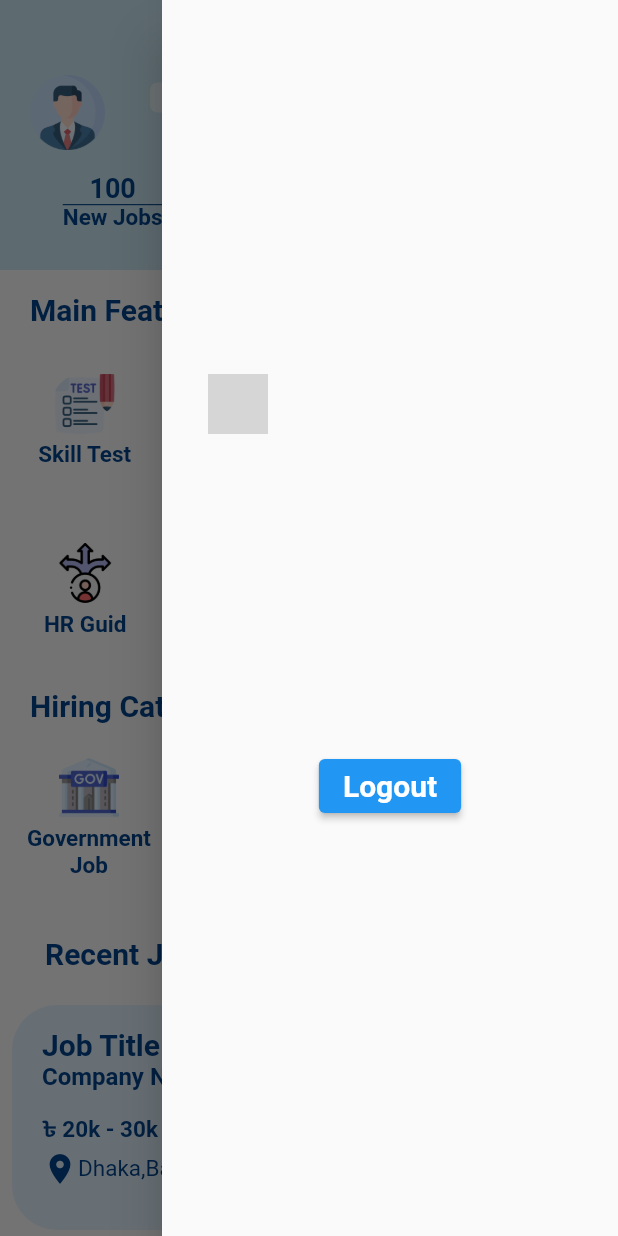
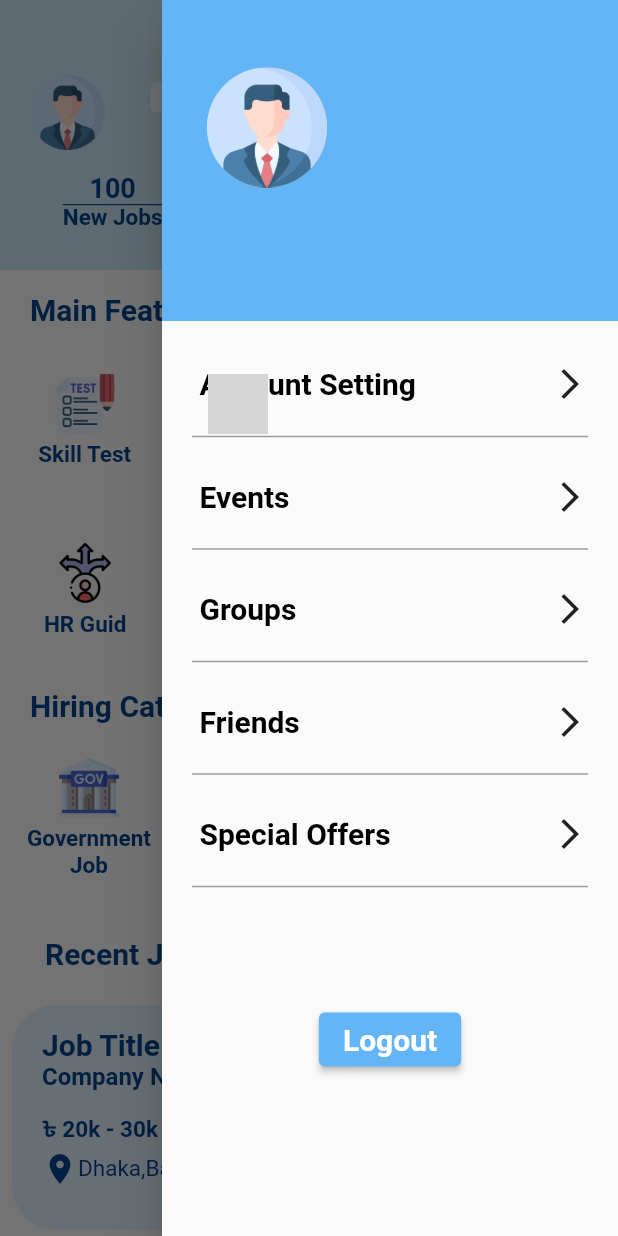
Before and after one commit to Mosaidur/Job-Skeers, a Flutter app: the JobSeekerHomePage screen opened directly, with the side drawer open, on a phone screen of 412 x 824 dp. Run offline on Flutter 3.47's test engine with Material 3 defaults, Android fonts, the phone set to English and light mode, and no system bars; our stand-ins replace email_validator, intl_phone_field, shared_preferences; missing offline and left inert: multiselect_dropdown_flutter; accounts and stored records are empty; grey boxes are pictures that could not be loaded.

Commit message:
22th commite

```diff
--- a/jobskeers/lib/Job_Seeker/Pages/Home Page/JobSeekerHomePage.dart
+++ b/jobskeers/lib/Job_Seeker/Pages/Home Page/JobSeekerHomePage.dart
@@ -10,6 +10,7 @@ import 'Widgets/HiringCategoryInRow.dart';
 import 'Widgets/HomePageJobList.dart';
 import 'Widgets/Main_feature.dart';
 import '../Browse Jobs/BrowseJobsListPage.dart';
+import 'Widgets/ManuDrawer.dart';
 
 class JobSeekerHomePage extends StatefulWidget {
   JobSeekerHomePage({Key? key});
@@ -352,65 +353,7 @@ class _JobSeekerHomePageState extends State<JobSeekerHomePage> {
           ],
         ),
       ),
-      endDrawer: Drawer(
-        child: Column(
-          children: [
-            Center(
-              child: Container(
-                height: 500,
-                color: Colors.redAccent,
-                child: Text(
-                  userID ?? "No UserID",
-                  style: TextStyle(
-                      fontSize: 90,
-                      fontWeight: FontWeight.bold
-                  ),
-                ),
-              ),
-            ),
-
-            ElevatedButton(
-                onPressed: ()  async {
-
-                  if (userID != null) {
-                    await _remove_USERID_Preferences();
-                    Navigator.pushReplacement(
-                      context,
-                      MaterialPageRoute(builder: (context) => SelectLoginScreen()),
-                    );
-                  } else {
-                    // Perform logout logic here
-                    Future.delayed(Duration.zero, () {
-                      CustomSnackBar.show(
-                        context,
-                        message: 'Some unexpected issue happends',
-                        backgroundColor: Colors.green.shade400,
-                        // Set your desired background color
-                        actionLabel: 'Logout failed.',
-                        iconData: Icons.error,
-                        onActionPressed: () {
-                          // Handle action press
-                          Navigator.of(context).pop; // or any other action
-                        },
-                      );
-                    });
-                  }
-                },
-                style: ElevatedButton.styleFrom(
-                  primary: Colors.blue, // Change this color to your desired color
-                ),
-                child: Text(
-                  "Logout",
-                  style: TextStyle(
-                    fontWeight: FontWeight.bold,
-                    fontSize: 20
-
-                  ),
-                )
-            )
-          ],
-        ),
-      ),
+      endDrawer: ManuDrawer(),
     );
   }
 }
--- /dev/null
+++ b/jobskeers/lib/Job_Seeker/Pages/Home Page/Widgets/ManuDrawer.dart
@@ -0,0 +1,286 @@
+
+
+import 'package:flutter/cupertino.dart';
+import 'package:flutter/material.dart';
+import 'package:shared_preferences/shared_preferences.dart';
+
+import '../../../../Select_LogInScreen.dart';
+import '../../../CustomSnackbar.dart';
+
+class ManuDrawer extends StatefulWidget {
+  const ManuDrawer({super.key});
+
+  @override
+  State<ManuDrawer> createState() => _ManuDrawerState();
+}
+
+class _ManuDrawerState extends State<ManuDrawer> {
+  // getting the value of shared preferances
+  late SharedPreferences sprefs;
+
+  String? userID;
+  String? userName;
+  String? userEmail;
+  String? userPhone;
+
+  @override
+  void initState() {
+    super.initState();
+    _load_USERID_Preferences();
+  }
+
+  _load_USERID_Preferences() async {
+    sprefs = await SharedPreferences.getInstance();
+    setState(() {
+      userID = sprefs.getString("USERID");
+      userName = sprefs.getString("USERNAME");
+      userEmail = sprefs.getString("USEREMAIL");
+      userPhone = sprefs.getString("USERPHONENO");
+    });
+  }
+
+  _remove_USERID_Preferences() async {
+    sprefs = await SharedPreferences.getInstance();
+    sprefs.remove("USERID");
+
+  }
+
+  @override
+  Widget build(BuildContext context) {
+    return Drawer(
+        child: Column(
+          children: [
+            // Center(
+            //   child: Container(
+            //     // height: 500,
+            //     color: Colors.redAccent,
+            //     child: Text(
+            //       userID ?? "No UserID",
+            //       style: TextStyle(
+            //           fontSize: 90,
+            //           fontWeight: FontWeight.bold
+            //       ),
+            //     ),
+            //   ),
+            // ),
+
+            Container(
+              width: MediaQuery.of(context).size.width,
+              // height: 220,
+              alignment: AlignmentDirectional.centerStart,
+              decoration: BoxDecoration(
+                color: Colors.blue.shade300,
+              ),
+              child: Padding(
+                padding: const EdgeInsets.fromLTRB(30,45,0,15),
+                child: Column(
+                  crossAxisAlignment: CrossAxisAlignment.start,
+                  children: [
+
+                    //Image
+                    Container(
+                      height: 80,
+                      width: 80,
+                      decoration: BoxDecoration(
+                        shape: BoxShape.circle,
+                        color: Colors.blue.shade100
+                      ),
+                      child: Image.asset("assets/icons/man_logo.png",),
+                    ),
+                    SizedBox(height: 10,),
+
+                    Column(
+                      crossAxisAlignment: CrossAxisAlignment.start,
+                      children: [
+                        //Name
+                        Text(userName!,
+                          textAlign: TextAlign.start,
+                          softWrap: true,
+                          overflow: TextOverflow.ellipsis,
+                          maxLines: 1,
+                          style: TextStyle(
+                              color: Colors.white,
+                              fontWeight: FontWeight.bold,
+                              fontSize: 20),
+                        ),
+                        SizedBox(height: 5,),
+
+                        //Email
+                        Text(userEmail!,
+                          textAlign: TextAlign.start,
+                          softWrap: true,
+                          overflow: TextOverflow.ellipsis,
+                          maxLines: 1,
+                          style: TextStyle(
+                              color: Colors.white,
+                              fontWeight: FontWeight.bold,
+                              fontSize: 15),
+                        ),
+
+                        //Phone Number
+                        Text(userPhone!,
+                          textAlign: TextAlign.start,
+                          softWrap: true,
+                          overflow: TextOverflow.ellipsis,
+                          maxLines: 1,
+                          style: TextStyle(
+                              color: Colors.white,
+                              fontWeight: FontWeight.bold,
+                              fontSize: 15),
+                        ),
+                      ],
+                    )
+                  ],
+                ),
+              ),
+            ),
+
+            SizedBox(height: 10,),
+
+            //Account Setting
+            Padding(
+              padding: const EdgeInsets.fromLTRB(25,20,20,15),
+              child: Row(
+                mainAxisAlignment: MainAxisAlignment.spaceBetween,
+                children: [
+                  Text("Account Setting",
+                    style: TextStyle(
+                      color: Colors.black,
+                      fontSize: 20,
+                      fontWeight: FontWeight.bold
+                    ),
+                  ),
+
+                  Icon(Icons.arrow_forward_ios)
+                ],
+              ),
+            ),
+            Divider(color: Colors.grey,thickness: 1,indent: 20,endIndent: 20,),
+
+            //Event
+            Padding(
+              padding: const EdgeInsets.fromLTRB(25,20,20,15),
+              child: Row(
+                mainAxisAlignment: MainAxisAlignment.spaceBetween,
+                children: [
+                  Text("Events",
+                    style: TextStyle(
+                        color: Colors.black,
+                        fontSize: 20,
+                        fontWeight: FontWeight.bold
+                    ),
+                  ),
+
+                  Icon(Icons.arrow_forward_ios)
+                ],
+              ),
+            ),
+            Divider(color: Colors.grey,thickness: 1,indent: 20,endIndent: 20,),
+
+            //Groups
+            Padding(
+              padding: const EdgeInsets.fromLTRB(25,20,20,15),
+              child: Row(
+                mainAxisAlignment: MainAxisAlignment.spaceBetween,
+                children: [
+                  Text("Groups",
+                    style: TextStyle(
+                        color: Colors.black,
+                        fontSize: 20,
+                        fontWeight: FontWeight.bold
+                    ),
+                  ),
+
+                  Icon(Icons.arrow_forward_ios)
+                ],
+              ),
+            ),
+            Divider(color: Colors.grey,thickness: 1,indent: 20,endIndent: 20,),
+
+            //Friends
+            Padding(
+              padding: const EdgeInsets.fromLTRB(25,20,20,15),
+              child: Row(
+                mainAxisAlignment: MainAxisAlignment.spaceBetween,
+                children: [
+                  Text("Friends",
+                    style: TextStyle(
+                        color: Colors.black,
+                        fontSize: 20,
+                        fontWeight: FontWeight.bold
+                    ),
+                  ),
+
+                  Icon(Icons.arrow_forward_ios)
+                ],
+              ),
+            ),
+            Divider(color: Colors.grey,thickness: 1,indent: 20,endIndent: 20,),
+
+            //Special Offers
+            Padding(
+              padding: const EdgeInsets.fromLTRB(25,20,20,15),
+              child: Row(
+                mainAxisAlignment: MainAxisAlignment.spaceBetween,
+                children: [
+                  Text("Special Offers",
+                    style: TextStyle(
+                        color: Colors.black,
+                        fontSize: 20,
+                        fontWeight: FontWeight.bold
+                    ),
+                  ),
+
+                  Icon(Icons.arrow_forward_ios)
+                ],
+              ),
+            ),
+            Divider(color: Colors.grey,thickness: 1,indent: 20,endIndent: 20,),
+
+            SizedBox(height: 70 ,),
+
+            //Logout Button
+            ElevatedButton(
+                onPressed: ()  async {
+
+                  if (userID != null) {
+                    await _remove_USERID_Preferences();
+                    Navigator.pushReplacement(
+                      context,
+                      MaterialPageRoute(builder: (context) => SelectLoginScreen()),
+                    );
+                  } else {
+                    // Perform logout logic here
+                    Future.delayed(Duration.zero, () {
+                      CustomSnackBar.show(
+                        context,
+                        message: 'Some unexpected issue happends',
+                        backgroundColor: Colors.green.shade400,
+                        // Set your desired background color
+                        actionLabel: 'Logout failed.',
+                        iconData: Icons.error,
+                        onActionPressed: () {
+                          // Handle action press
+                          Navigator.of(context).pop; // or any other action
+                        },
+                      );
+                    });
+                  }
+                },
+                style: ElevatedButton.styleFrom(
+                  primary: Colors.blue.shade300, // Change this color to your desired color
+                ),
+                child: Text(
+                  "Logout",
+                  style: TextStyle(
+                      fontWeight: FontWeight.bold,
+                      fontSize: 20
+
+                  ),
+                )
+            )
+          ],
+        ),
+    );
+  }
+}
```
